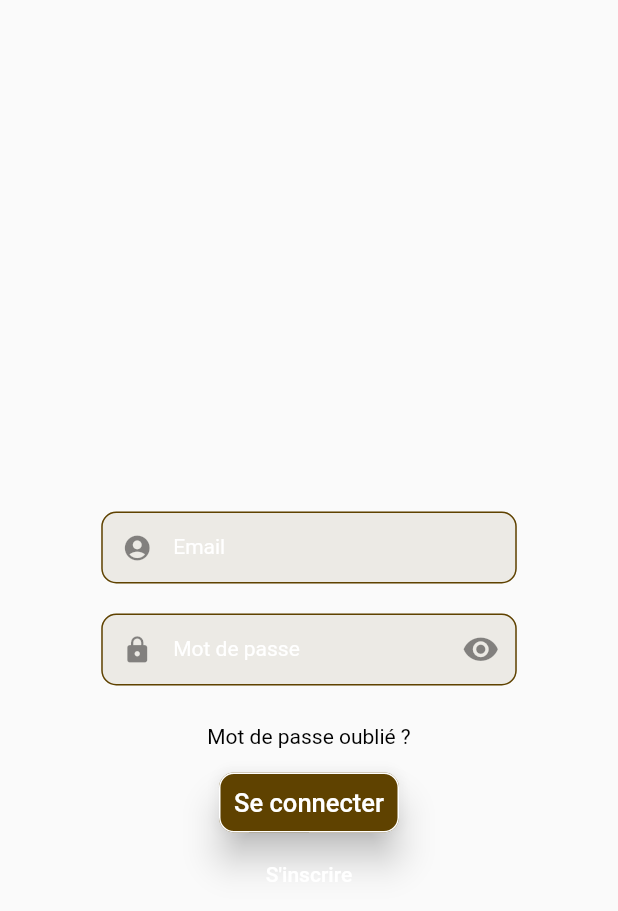
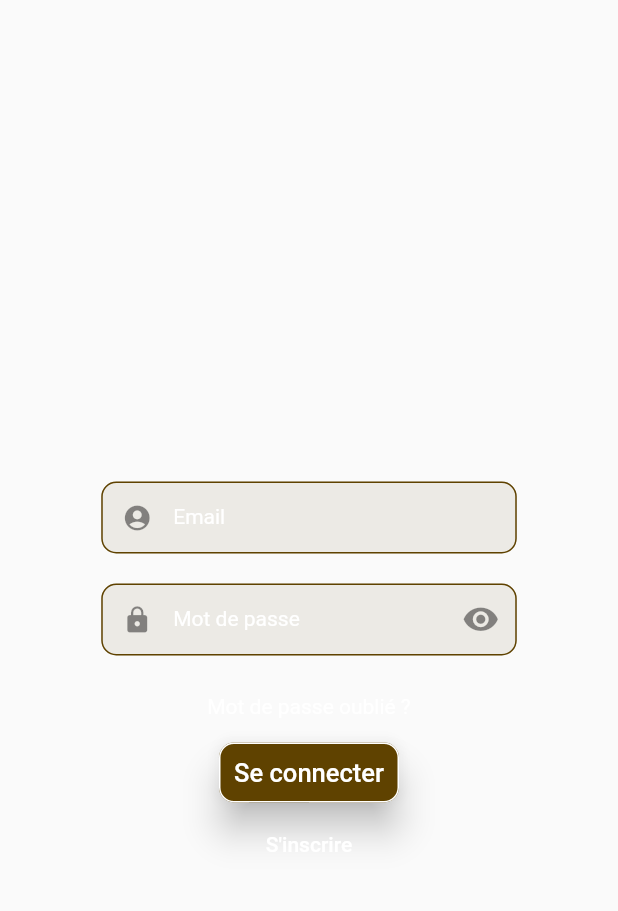
Before and after one commit to levydanqc/ProjetApprofondissement, a Flutter app: the screen it shows after launch, on a phone screen of 412 x 824 dp. Shown: the top 911 px of the screen. Run offline on Flutter 3.47's test engine with Material 2 defaults, Android fonts, the phone set to English and light mode, and no system bars; drawn by our look-alikes of flutter_login; our stand-ins replace flutter_secure_storage; generated files the repository leaves out were written again.

```diff
--- a/astrokit/lib/src/Screens/login_screen.dart
+++ b/astrokit/lib/src/Screens/login_screen.dart
@@ -23,14 +23,19 @@ class _LoginScreenState extends State<LoginScreen> {
     super.dispose();
   }
 
+  // TODO: Correct scrollable widget when keyboard
   @override
   Widget build(BuildContext context) {
-    return Scaffold(
-      body: Stack(
+    return GestureDetector(
+      onTap: () {
+        FocusScope.of(context).requestFocus(FocusNode());
+      },
+      child: Stack(
         children: <Widget>[
           Container(
             decoration: const BoxDecoration(
               image: DecorationImage(
+                fit: BoxFit.fitWidth,
                 image: AssetImage("assets/images/background.png"),
               ),
             ),
@@ -40,8 +45,8 @@ class _LoginScreenState extends State<LoginScreen> {
             child: Image.asset("assets/images/logo.png"),
           ),
           FlutterLogin(
-
             messages: loginMessages,
+            logo: null,
             theme: LoginTheme(
               errorColor: Colors.redAccent.shade400,
               switchAuthTextColor: Colors.white,
@@ -64,7 +69,7 @@ class _LoginScreenState extends State<LoginScreen> {
               cardTheme: const CardTheme(
                 color: Colors.transparent,
                 elevation: 0,
-                margin: EdgeInsets.only(top: 50),
+                margin: EdgeInsets.only(top: 30),
               ),
               inputTheme: const InputDecorationTheme(
                 labelStyle: TextStyle(color: Colors.white),
@@ -75,7 +80,7 @@ class _LoginScreenState extends State<LoginScreen> {
                 ),
               ),
               bodyStyle: const TextStyle(
-                color: Colors.black,
+                color: Colors.white,
               ),
             ),
             onLogin: Validation.login,
```
Also changed, not shown: astrokit/lib/src/Shared/file_manager.dart (+5 -13 lines), astrokit/lib/src/Shared/user_validation.dart (+24 -26 lines), 3 other files.
